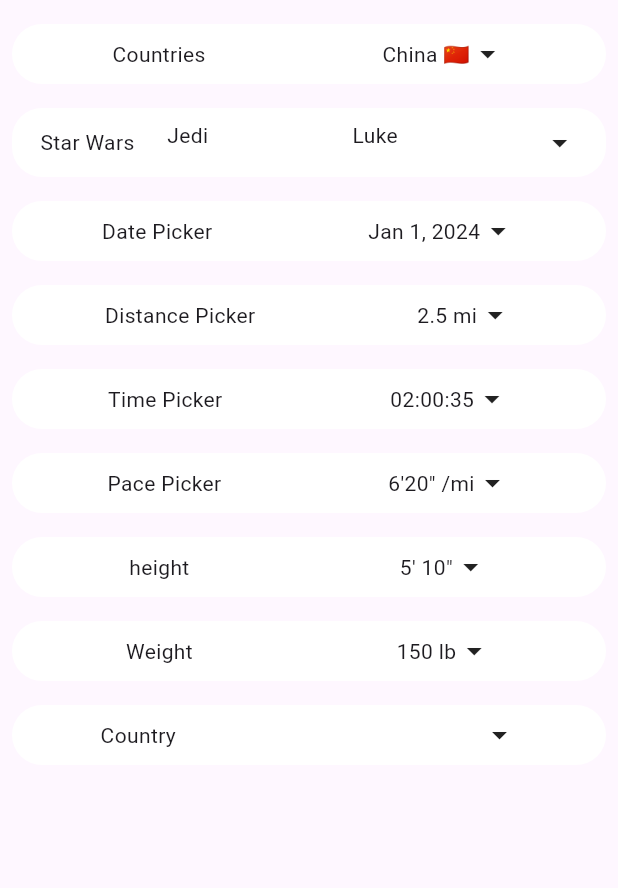
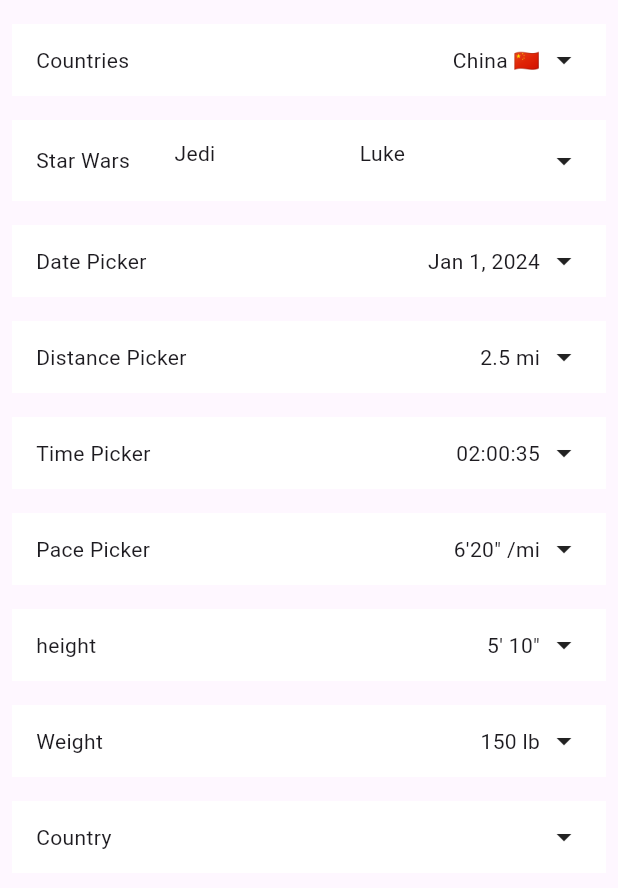
Before and after one commit to fanjin-z/dropdown_wheel_picker, a Flutter app: the screen it shows after launch, on a phone screen of 412 x 824 dp. Shown: the top 888 px of the screen. Run offline on Flutter 3.47's test engine with Material 3 defaults, Android fonts, the phone set to English and light mode, and no system bars.

Commit message:
adjust ui spacing & padding

```diff
--- a/example/lib/main.dart
+++ b/example/lib/main.dart
@@ -36,6 +36,7 @@ class _MyHomePageState extends State<MyHomePage> {
         body: SafeArea(
       child: Padding(
           padding: const EdgeInsets.symmetric(vertical: 16, horizontal: 8),
+          child: SingleChildScrollView(
             child: Column(
               children: [
                 DropdownItemPicker(
@@ -84,13 +85,15 @@ class _MyHomePageState extends State<MyHomePage> {
                 const SizedBox(height: 16),
                 DropdownTimePicker(
                   pickerTitle: const Text('Time Picker'),
-                initialTime: const Duration(hours: 2, minutes: 0, seconds: 35),
+                  initialTime:
+                      const Duration(hours: 2, minutes: 0, seconds: 35),
                   onChanged: (value) => print(value),
                 ),
                 const SizedBox(height: 16),
                 DropdownPacePicker(
                   pickerTitle: const Text('Pace Picker'),
-                initialPace: Pace(const Duration(minutes: 6, seconds: 20), '/mi'),
+                  initialPace:
+                      Pace(const Duration(minutes: 6, seconds: 20), '/mi'),
                   onChanged: (value) => print(value),
                 ),
                 const SizedBox(height: 16),
@@ -110,6 +113,7 @@ class _MyHomePageState extends State<MyHomePage> {
                   onChanged: (value) => print(value),
                 ),
               ],
+            ),
           )),
     ));
   }
--- a/lib/dropdown_wheel_picker.dart
+++ b/lib/dropdown_wheel_picker.dart
@@ -1,4 +1,5 @@
 export 'src/item_picker.dart';
+export 'src/multi_col_item_picker.dart';
 export 'src/date_picker.dart';
 export 'src/distance_picker.dart';
 export 'src/time_picker.dart';
--- a/lib/src/country_picker.dart
+++ b/lib/src/country_picker.dart
@@ -33,10 +33,9 @@ class _DropdownCountryPickerState extends State<DropdownCountryPicker> {
     return Container(
       decoration: BoxDecoration(
         color: widget.backgroundColor,
-        borderRadius: BorderRadius.circular(20),
       ),
       child: Padding(
-        padding: const EdgeInsets.all(8.0),
+        padding: const EdgeInsets.symmetric(vertical: 12, horizontal: 16),
         child: Column(
           children: [
             GestureDetector(
@@ -45,7 +44,7 @@ class _DropdownCountryPickerState extends State<DropdownCountryPicker> {
                 isToggle = !isToggle;
               }),
               child: Row(
-                mainAxisAlignment: MainAxisAlignment.spaceAround,
+                mainAxisAlignment: MainAxisAlignment.spaceBetween,
                 children: [
                   Flexible(flex: 3, child: widget.pickerTitle),
                   Flexible(flex: 6, child: Text(selectedCountry ?? '')),
--- a/lib/src/date_picker.dart
+++ b/lib/src/date_picker.dart
@@ -63,10 +63,9 @@ class _DropdownDatePickerState extends State<DropdownDatePicker> {
     return Container(
       decoration: BoxDecoration(
         color: widget.backgroundColor,
-        borderRadius: BorderRadius.circular(20),
       ),
       child: Padding(
-        padding: const EdgeInsets.all(8.0),
+        padding: const EdgeInsets.symmetric(vertical: 12, horizontal: 16),
         child: Column(
           children: [
             GestureDetector(
@@ -75,12 +74,13 @@ class _DropdownDatePickerState extends State<DropdownDatePicker> {
                 isToggle = !isToggle;
               }),
               child: Row(
-                  mainAxisAlignment: MainAxisAlignment.spaceAround,
+                  mainAxisAlignment: MainAxisAlignment.spaceBetween,
                   children: [
                     widget.pickerTitle,
                     Row(children: [
                       Text(
                           '${monthAbbr[selectedMonth - 1]} $selectedDay, $selectedYear'),
+                      SizedBox(width: 4),
                       isToggle
                           ? Icon(Icons.arrow_drop_up)
                           : Icon(Icons.arrow_drop_down)
--- a/lib/src/distance_picker.dart
+++ b/lib/src/distance_picker.dart
@@ -58,10 +58,9 @@ class _DropdownDistancePickerState extends State<DropdownDistancePicker> {
     return Container(
       decoration: BoxDecoration(
         color: widget.backgroundColor,
-        borderRadius: BorderRadius.circular(20),
       ),
       child: Padding(
-        padding: const EdgeInsets.all(8.0),
+        padding: const EdgeInsets.symmetric(vertical: 12, horizontal: 16),
         child: Column(
           children: [
             GestureDetector(
@@ -70,11 +69,12 @@ class _DropdownDistancePickerState extends State<DropdownDistancePicker> {
                       isToggle = !isToggle;
                     }),
                 child: Row(
-                  mainAxisAlignment: MainAxisAlignment.spaceAround,
+                  mainAxisAlignment: MainAxisAlignment.spaceBetween,
                   children: [
                     widget.pickerTitle,
                     Row(children: [
                       Text('${length.value} ${length.unit}'),
+                      SizedBox(width: 4),
                       isToggle
                           ? Icon(Icons.arrow_drop_up)
                           : Icon(Icons.arrow_drop_down)
--- a/lib/src/height_picker.dart
+++ b/lib/src/height_picker.dart
@@ -60,10 +60,9 @@ class _DropdownHeightPickerState extends State<DropdownHeightPicker> {
     return Container(
       decoration: BoxDecoration(
         color: widget.backgroundColor,
-        borderRadius: BorderRadius.circular(20),
       ),
       child: Padding(
-        padding: const EdgeInsets.all(8.0),
+        padding: const EdgeInsets.symmetric(vertical: 12, horizontal: 16),
         child: Column(
           children: [
             GestureDetector(
@@ -72,13 +71,14 @@ class _DropdownHeightPickerState extends State<DropdownHeightPicker> {
                 isToggle = !isToggle;
               }),
               child: Row(
-                mainAxisAlignment: MainAxisAlignment.spaceAround,
+                mainAxisAlignment: MainAxisAlignment.spaceBetween,
                 children: [
                   widget.pickerTitle,
                   Row(children: [
                     length.unit == 'in'
                         ? Text('${length.value ~/ 12}\' ${length.value % 12}"')
                         : Text('${length.value} ${length.unit}'),
+                    SizedBox(width: 4),
                     isToggle
                         ? const Icon(Icons.arrow_drop_up)
                         : const Icon(Icons.arrow_drop_down)
--- a/lib/src/item_picker.dart
+++ b/lib/src/item_picker.dart
@@ -48,10 +48,9 @@ class _DropdownItemPickerState extends State<DropdownItemPicker> {
     return Container(
       decoration: BoxDecoration(
         color: widget.backgroundColor,
-        borderRadius: BorderRadius.circular(20),
       ),
       child: Padding(
-        padding: const EdgeInsets.all(8.0),
+        padding: const EdgeInsets.symmetric(vertical: 12, horizontal: 16),
         child: Column(
           children: [
             GestureDetector(
@@ -60,11 +59,12 @@ class _DropdownItemPickerState extends State<DropdownItemPicker> {
                 isToggle = !isToggle;
               }),
               child: Row(
-                  mainAxisAlignment: MainAxisAlignment.spaceAround,
+                  mainAxisAlignment: MainAxisAlignment.spaceBetween,
                   children: [
                     widget.pickerTitle,
                     Row(children: [
                       selectedItem,
+                      SizedBox(width: 4),
                       isToggle
                           ? Icon(Icons.arrow_drop_up)
                           : Icon(Icons.arrow_drop_down)
@@ -100,118 +100,3 @@ class _DropdownItemPickerState extends State<DropdownItemPicker> {
     );
   }
 }
-
-class DropdownMultiColItemPicker extends StatefulWidget {
-  const DropdownMultiColItemPicker(
-      {super.key,
-      required this.pickerTitle,
-      required this.multiColItems,
-      this.onChanged,
-      this.scrollWheelHeight = 100,
-      this.backgroundColor = Colors.white});
-
-  final Widget pickerTitle;
-  final List<List<Widget>> multiColItems;
-  final ValueChanged<List<Widget>>? onChanged;
-  final double scrollWheelHeight;
-  final Color backgroundColor;
-
-  @override
-  State<DropdownMultiColItemPicker> createState() =>
-      _DropdownMultiItemPickerState();
-}
-
-class _DropdownMultiItemPickerState extends State<DropdownMultiColItemPicker> {
-  bool isToggle = false;
-  late int nCols;
-  late List<Widget> selectedItems;
-  late List<ScrollController> controllers;
-
-  @override
-  void initState() {
-    super.initState();
-
-    nCols = widget.multiColItems.length;
-    selectedItems =
-        List.generate(nCols, (index) => widget.multiColItems[index][0]);
-    controllers = List.generate(
-        nCols, (_) => FixedExtentScrollController(initialItem: 0));
-  }
-
-  @override
-  Widget build(BuildContext context) {
-    return Container(
-      decoration: BoxDecoration(
-        color: widget.backgroundColor,
-        borderRadius: BorderRadius.circular(20),
-      ),
-      child: Padding(
-        padding: const EdgeInsets.all(8.0),
-        child: Column(
-          children: [
-            GestureDetector(
-              behavior: HitTestBehavior.translucent,
-              onTap: () => setState(() {
-                isToggle = !isToggle;
-              }),
-              child: SizedBox(
-                height: 30,
-                child: Row(
-                    mainAxisAlignment: MainAxisAlignment.spaceAround,
-                    children: [
-                      Flexible(flex: 3, child: widget.pickerTitle),
-                      Expanded(
-                        flex: 6,
-                        child: ListView.builder(
-                            scrollDirection: Axis.horizontal,
-                            itemCount: nCols,
-                            itemBuilder: (context, index) => SizedBox(
-                                  width: MediaQuery.of(context).size.width *
-                                      0.6 /
-                                      nCols,
-                                  child: selectedItems[index],
-                                )),
-                      ),
-                      Flexible(
-                          flex: 1,
-                          child: isToggle
-                              ? Icon(Icons.arrow_drop_up)
-                              : Icon(Icons.arrow_drop_down))
-                    ]),
-              ),
-            ),
-            Visibility(
-              visible: isToggle,
-              child: Column(
-                children: [
-                  Divider(),
-                  SizedBox(
-                    height: widget.scrollWheelHeight,
-                    child: ListView.builder(
-                        scrollDirection: Axis.horizontal,
-                        itemCount: nCols,
-                        itemBuilder: (context, colIndex) => ItemScrollView(
-                              key: PageStorageKey(hashCode + colIndex),
-                              width: MediaQuery.of(context).size.width / nCols,
-                              controller: controllers[colIndex],
-                              items: widget.multiColItems[colIndex],
-                              onChanged: (index) {
-                                setState(() {
-                                  selectedItems[colIndex] =
-                                      widget.multiColItems[colIndex][index];
-                                });
-                                if (widget.onChanged != null) {
-                                  widget.onChanged!(selectedItems);
-                                }
-                              },
-                            )),
-                  )
-                ],
-              ),
-            ),
-          ],
-        ),
-      ),
-    );
-  }
-}
--- /dev/null
+++ b/lib/src/multi_col_item_picker.dart
@@ -0,0 +1,117 @@
+import 'package:flutter/material.dart';
+
+import 'scroll_view.dart';
+
+class DropdownMultiColItemPicker extends StatefulWidget {
+  const DropdownMultiColItemPicker(
+      {super.key,
+      required this.pickerTitle,
+      required this.multiColItems,
+      this.onChanged,
+      this.scrollWheelHeight = 100,
+      this.backgroundColor = Colors.white});
+
+  final Widget pickerTitle;
+  final List<List<Widget>> multiColItems;
+  final ValueChanged<List<Widget>>? onChanged;
+  final double scrollWheelHeight;
+  final Color backgroundColor;
+
+  @override
+  State<DropdownMultiColItemPicker> createState() =>
+      _DropdownMultiItemPickerState();
+}
+
+class _DropdownMultiItemPickerState extends State<DropdownMultiColItemPicker> {
+  bool isToggle = false;
+  late int nCols;
+  late List<Widget> selectedItems;
+  late List<ScrollController> controllers;
+
+  @override
+  void initState() {
+    super.initState();
+
+    nCols = widget.multiColItems.length;
+    selectedItems =
+        List.generate(nCols, (index) => widget.multiColItems[index][0]);
+    controllers = List.generate(
+        nCols, (_) => FixedExtentScrollController(initialItem: 0));
+  }
+
+  @override
+  Widget build(BuildContext context) {
+    return Container(
+      decoration: BoxDecoration(
+        color: widget.backgroundColor,
+      ),
+      child: Padding(
+        padding: const EdgeInsets.symmetric(vertical: 12, horizontal: 16),
+        child: Column(
+          children: [
+            GestureDetector(
+              behavior: HitTestBehavior.translucent,
+              onTap: () => setState(() {
+                isToggle = !isToggle;
+              }),
+              child: SizedBox(
+                height: 30,
+                child: Row(
+                    mainAxisAlignment: MainAxisAlignment.spaceBetween,
+                    children: [
+                      Flexible(flex: 3, child: widget.pickerTitle),
+                      Expanded(
+                        flex: 6,
+                        child: ListView.builder(
+                            scrollDirection: Axis.horizontal,
+                            itemCount: nCols,
+                            itemBuilder: (context, index) => SizedBox(
+                                  width: MediaQuery.of(context).size.width *
+                                      0.6 /
+                                      nCols,
+                                  child: selectedItems[index],
+                                )),
+                      ),
+                      Flexible(
+                          flex: 1,
+                          child: isToggle
+                              ? Icon(Icons.arrow_drop_up)
+                              : Icon(Icons.arrow_drop_down))
+                    ]),
+              ),
+            ),
+            Visibility(
+              visible: isToggle,
+              child: Column(
+                children: [
+                  Divider(),
+                  SizedBox(
+                    height: widget.scrollWheelHeight,
+                    child: ListView.builder(
+                        scrollDirection: Axis.horizontal,
+                        itemCount: nCols,
+                        itemBuilder: (context, colIndex) => ItemScrollView(
+                              key: PageStorageKey(hashCode + colIndex),
+                              width: MediaQuery.of(context).size.width / nCols,
+                              controller: controllers[colIndex],
+                              items: widget.multiColItems[colIndex],
+                              onChanged: (index) {
+                                setState(() {
+                                  selectedItems[colIndex] =
+                                      widget.multiColItems[colIndex][index];
+                                });
+                                if (widget.onChanged != null) {
+                                  widget.onChanged!(selectedItems);
+                                }
+                              },
+                            )),
+                  )
+                ],
+              ),
+            ),
+          ],
+        ),
+      ),
+    );
+  }
+}
--- a/lib/src/pace_picker.dart
+++ b/lib/src/pace_picker.dart
@@ -55,10 +55,9 @@ class _DropdownPacePickerState extends State<DropdownPacePicker> {
     return Container(
       decoration: BoxDecoration(
         color: widget.backgroundColor,
-        borderRadius: BorderRadius.circular(20),
       ),
       child: Padding(
-        padding: const EdgeInsets.all(8.0),
+        padding: const EdgeInsets.symmetric(vertical: 12, horizontal: 16),
         child: Column(
           children: [
             GestureDetector(
@@ -67,11 +66,12 @@ class _DropdownPacePickerState extends State<DropdownPacePicker> {
                 isToggle = !isToggle;
               }),
               child: Row(
-                mainAxisAlignment: MainAxisAlignment.spaceAround,
+                mainAxisAlignment: MainAxisAlignment.spaceBetween,
                 children: [
                   widget.pickerTitle,
                   Row(children: [
                     Text('$selectedMinute\'$selectedSecond" ${pace.unit}'),
+                    SizedBox(width: 4),
                     isToggle
                         ? Icon(Icons.arrow_drop_up)
                         : Icon(Icons.arrow_drop_down)
--- a/lib/src/time_picker.dart
+++ b/lib/src/time_picker.dart
@@ -55,9 +55,9 @@ class _DropdownTimePickerState extends State<DropdownTimePicker> {
     return Container(
         decoration: BoxDecoration(
             color: widget.backgroundColor,
-            borderRadius: BorderRadius.circular(20)),
+        ),
         child: Padding(
-          padding: const EdgeInsets.all(8.0),
+          padding: const EdgeInsets.symmetric(vertical: 12, horizontal: 16),
           child: Column(
             children: [
               GestureDetector(
@@ -66,11 +66,12 @@ class _DropdownTimePickerState extends State<DropdownTimePicker> {
                         isToggle = !isToggle;
                       }),
                   child: Row(
-                    mainAxisAlignment: MainAxisAlignment.spaceAround,
+                    mainAxisAlignment: MainAxisAlignment.spaceBetween,
                     children: [
                       widget.pickerTitle,
                       Row(children: [
                         Text(formatDuration(hours, minutes, seconds)),
+                        SizedBox(width: 4),
                         isToggle
                             ? Icon(Icons.arrow_drop_up)
                             : Icon(Icons.arrow_drop_down)
--- a/lib/src/weight_picker.dart
+++ b/lib/src/weight_picker.dart
@@ -48,10 +48,9 @@ class _DropdownWeightPickerState extends State<DropdownWeightPicker> {
     return Container(
         decoration: BoxDecoration(
           color: widget.backgroundColor,
-          borderRadius: BorderRadius.circular(20),
         ),
         child: Padding(
-            padding: const EdgeInsets.all(8.0),
+            padding: const EdgeInsets.symmetric(vertical: 12, horizontal: 16),
             child: Column(children: [
               GestureDetector(
                   behavior: HitTestBehavior.translucent,
@@ -59,11 +58,12 @@ class _DropdownWeightPickerState extends State<DropdownWeightPicker> {
                         isToggle = !isToggle;
                       }),
                   child: Row(
-                    mainAxisAlignment: MainAxisAlignment.spaceAround,
+                    mainAxisAlignment: MainAxisAlignment.spaceBetween,
                     children: [
                       widget.pickerTitle,
                       Row(children: [
                         Text('${weight.value} ${weight.unit}'),
+                        SizedBox(width: 4),
                         isToggle
                             ? const Icon(Icons.arrow_drop_up)
                             : const Icon(Icons.arrow_drop_down)
```
Lines whose indentation alone changed are shown as unchanged.
